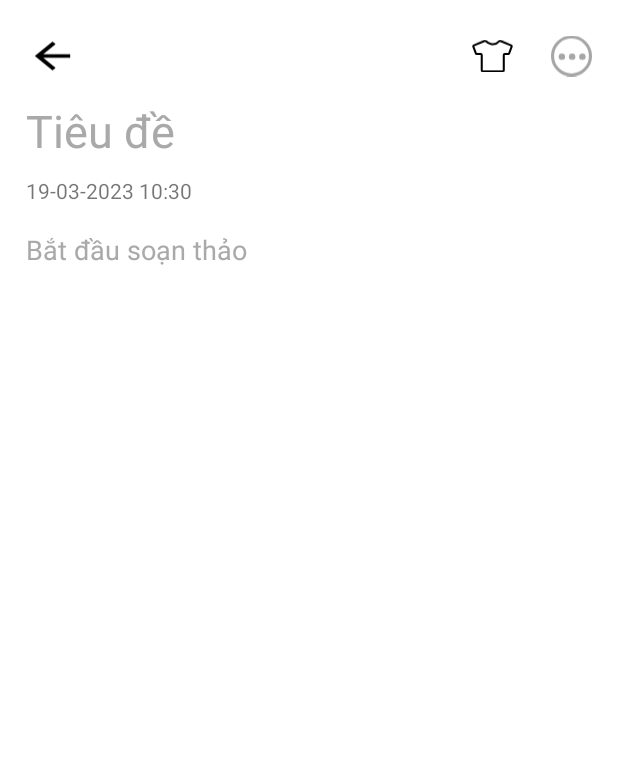
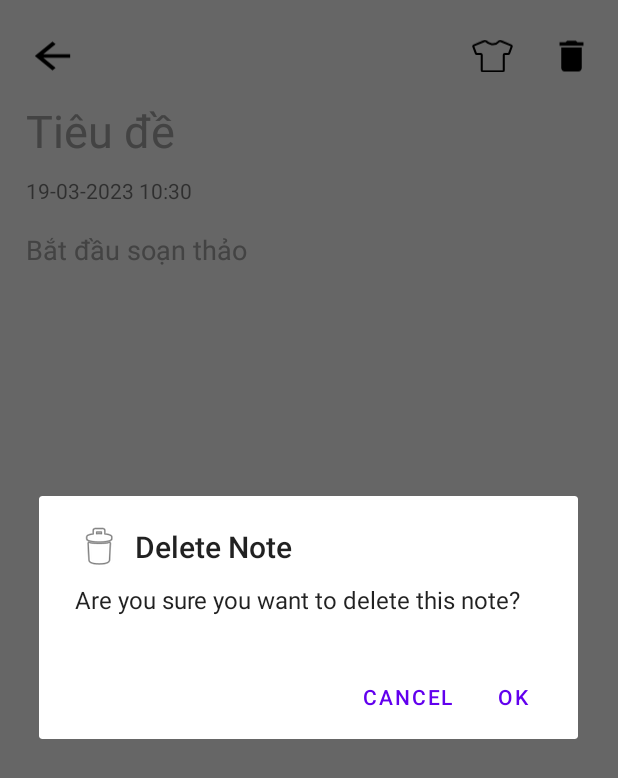
Before and after one commit to december31/note-and-todo-app, an Android app: the DtNoteFragment screen opened through its navigation route, after a tap on an icon or button, on a phone screen of 412 x 824 dp. Shown: the top 778 px of the screen. Run offline under Robolectric (Android 15) with nearby library versions, the phone set to English and light mode, and no system bars; our stand-ins replace AdMob, Room's generated code, data binding, navigation-ui; 3 statements that could not run were skipped.

Commit message:
item_menu_clear

```diff
--- a/app/src/main/java/com/example/note_and_todo_app/MainNavFragment.java
+++ b/app/src/main/java/com/example/note_and_todo_app/MainNavFragment.java
@@ -3,16 +3,24 @@ package com.example.note_and_todo_app;
 import android.annotation.SuppressLint;
 import android.os.Bundle;
 import android.view.LayoutInflater;
+import android.view.MenuItem;
 import android.view.View;
 import android.view.ViewGroup;
+import android.widget.PopupMenu;
+import android.widget.Toast;
+
 import androidx.annotation.NonNull;
 import androidx.annotation.Nullable;
 import androidx.databinding.DataBindingUtil;
 import androidx.fragment.app.Fragment;
 import androidx.fragment.app.FragmentActivity;
 import androidx.lifecycle.MutableLiveData;
+import androidx.lifecycle.ViewModelProvider;
+import androidx.lifecycle.ViewModelStoreOwner;
 import androidx.viewpager2.adapter.FragmentStateAdapter;
 import androidx.viewpager2.widget.ViewPager2;
+
+import com.example.note_and_todo_app.database.note.NoteViewModel;
 import com.example.note_and_todo_app.databinding.FragmentMainNavBinding;
 import com.example.note_and_todo_app.note.NoteFragment;
 import com.example.note_and_todo_app.setting.SettingFragment;
@@ -61,7 +69,7 @@ public class MainNavFragment extends Fragment {
 	@Override
 	public void onViewCreated(@NonNull @NotNull View view, @Nullable @org.jetbrains.annotations.Nullable Bundle savedInstanceState) {
 		super.onViewCreated(view, savedInstanceState);
-
+		setupListener();
 		setupBottomNavigation();
 		initiateView();
 	}
@@ -100,7 +108,36 @@ public class MainNavFragment extends Fragment {
 		});
 
 	}
+	void setupListener(){
 
+		NoteViewModel noteViewModel =  new ViewModelProvider((ViewModelStoreOwner) getContext()).get(NoteViewModel.class);
+
+		PopupMenu popupMenu = new PopupMenu(getContext(),mainNavBinding.toolbar.icRight);
+		popupMenu.getMenuInflater().inflate(R.menu.menu_note,popupMenu.getMenu());
+
+		popupMenu.setOnMenuItemClickListener(new PopupMenu.OnMenuItemClickListener() {
+			@Override
+			public boolean onMenuItemClick(MenuItem item) {
+				if(mainNavBinding.viewPager.getCurrentItem() == 1){
+					noteViewModel.deleteAll();
+				}
+
+				return false;
+			}
+		});
+
+			mainNavBinding.toolbar.icRight.setOnClickListener(new View.OnClickListener() {
+
+				@Override
+				public void onClick(View v) {
+					if(mainNavBinding.viewPager.getCurrentItem() == 1){
+					popupMenu.show();
+					}
+				}
+			});
+
+
+	}
 	private class ScreenSlidePagerAdapter extends FragmentStateAdapter {
 
 		public ScreenSlidePagerAdapter(@NonNull @NotNull FragmentActivity fragmentActivity) {
--- a/app/src/main/java/com/example/note_and_todo_app/database/note/NoteDao.java
+++ b/app/src/main/java/com/example/note_and_todo_app/database/note/NoteDao.java
@@ -22,6 +22,9 @@ public interface NoteDao {
     @Query("SELECT * FROM note WHERE title LIKE :title  LIMIT 1")
     Note findByTitle(String title);
 
+    @Query("DELETE  FROM note")
+    void deleteAll();
+
     @Insert
     void insertAll(Note... users);
     @Insert
--- a/app/src/main/java/com/example/note_and_todo_app/database/note/NoteRepository.java
+++ b/app/src/main/java/com/example/note_and_todo_app/database/note/NoteRepository.java
@@ -39,6 +39,9 @@ public class NoteRepository {
     void delete(Note note){
         noteDao.delete(note);
     }
-    void find(Note note){noteDao.findByTitle(note.getTitle());}
+
+    void  deleteAll(){
+        noteDao.deleteAll();
+    }
 
 }
--- a/app/src/main/java/com/example/note_and_todo_app/database/note/NoteViewModel.java
+++ b/app/src/main/java/com/example/note_and_todo_app/database/note/NoteViewModel.java
@@ -33,5 +33,5 @@ public class NoteViewModel extends AndroidViewModel {
     public void delete(Note note){
         noteRepository.delete(note);
     }
-    public  void find(Note note){noteRepository.find(note);}
+    public void deleteAll(){noteRepository.deleteAll();}
 }
--- a/app/src/main/java/com/example/note_and_todo_app/note/DtNoteFragment.java
+++ b/app/src/main/java/com/example/note_and_todo_app/note/DtNoteFragment.java
@@ -1,5 +1,9 @@
 package com.example.note_and_todo_app.note;
 
+import android.annotation.SuppressLint;
+import android.app.AlertDialog;
+import android.content.Context;
+import android.content.DialogInterface;
 import android.os.Bundle;
 
 import androidx.annotation.NonNull;
@@ -27,6 +31,7 @@ import com.example.note_and_todo_app.database.note.NoteViewModel;
 
 import java.text.SimpleDateFormat;
 import java.util.Calendar;
+import java.util.Objects;
 
 public class DtNoteFragment extends Fragment {
     Note update;
@@ -36,6 +41,7 @@ public class DtNoteFragment extends Fragment {
     AppCompatEditText textTitle;
     TextView textDate;
     AppCompatEditText textInfo;
+
     @Override
     public View onCreateView(LayoutInflater inflater, ViewGroup container,
                              Bundle savedInstanceState) {
@@ -121,11 +127,34 @@ public class DtNoteFragment extends Fragment {
         menu.setOnClickListener(new View.OnClickListener() {
             @Override
             public void onClick(View v) {
-
+                deleteNote(getContext());
             }
         });
     }
 
+    private void deleteNote(Context context) {
+        new AlertDialog.Builder(context)
+                .setTitle("Delete Note")
+                .setMessage("Are you sure you want to delete this note?")
+                .setPositiveButton(android.R.string.yes, new DialogInterface.OnClickListener() {
+                    public void onClick(DialogInterface dialog, int which) {
+                        String title = textTitle.getText().toString();
+                        String date = textDate.getText().toString();
+                        String info = textInfo.getText().toString();
+                        if(update!= null){
+                            note = new Note(update.getId(),title,info,date);
+                        }else {
+                            note = new Note(add.getId(),title,info,date);
+                        }
+                        noteViewModel.delete(note);
+                        Navigation.findNavController(getView()).popBackStack();
+                    }
+                })
+                .setNegativeButton(android.R.string.no, null)
+                .setIcon(android.R.drawable.ic_menu_delete)
+                .show();
+
+    }
 
     private void setupUi(View view) {
         TextView textDate = (view).findViewById(R.id.dateAddNote);
--- a/app/src/main/java/com/example/note_and_todo_app/note/NoteApdapter.java
+++ b/app/src/main/java/com/example/note_and_todo_app/note/NoteApdapter.java
@@ -1,16 +1,26 @@
 package com.example.note_and_todo_app.note;
 
 import android.annotation.SuppressLint;
+import android.content.Context;
+import android.graphics.Color;
 import android.os.Bundle;
+import android.util.Log;
+import android.view.ActionMode;
 import android.view.LayoutInflater;
+import android.view.Menu;
+import android.view.MenuItem;
 import android.view.MotionEvent;
 import android.view.View;
 import android.view.ViewGroup;
 import android.view.animation.Animation;
 import android.view.animation.AnimationUtils;
+import android.widget.CompoundButton;
+import android.widget.Switch;
 import android.widget.Toast;
 
 import androidx.annotation.NonNull;
+import androidx.lifecycle.ViewModelProvider;
+import androidx.lifecycle.ViewModelStoreOwner;
 import androidx.navigation.NavDirections;
 import androidx.navigation.Navigation;
 import androidx.recyclerview.widget.DiffUtil;
@@ -19,6 +29,7 @@ import androidx.recyclerview.widget.RecyclerView;
 
 import com.example.note_and_todo_app.R;
 import com.example.note_and_todo_app.database.note.Note;
+import com.example.note_and_todo_app.database.note.NoteViewModel;
 import com.example.note_and_todo_app.database.task.TaskCategory;
 import com.example.note_and_todo_app.utils.Constants;
 
@@ -26,13 +37,18 @@ import java.util.ArrayList;
 import java.util.Collections;
 import java.util.List;
 
-public class NoteApdapter extends ListAdapter<Note,ViewHolder> {
+public class NoteApdapter extends ListAdapter<Note,ViewHolder>  {
 
 
-    private List<Note> items  ;
+    public List<Note> items  ;
+    private ArrayList<Note> itemDelete;
+    private NoteViewModel noteViewModel;
+    private Context context;
+
     private int positionNotify = 0;
-    protected NoteApdapter(@NonNull DiffUtil.ItemCallback<Note> diffCallback) {
+    protected NoteApdapter(@NonNull DiffUtil.ItemCallback<Note> diffCallback,Context context) {
         super(diffCallback);
+        this.context = context;
     }
 
 
@@ -40,14 +56,13 @@ public class NoteApdapter extends ListAdapter<Note,ViewHolder> {
     public void updateItem(List<Note> notes) {
         this.items =  notes;
         notifyItemChanged(positionNotify);
-       // notifyDataSetChanged();
     }
 
     @NonNull
     @Override
     public ViewHolder onCreateViewHolder(@NonNull ViewGroup parent, int viewType) {
         View view = LayoutInflater.from(parent.getContext()).inflate( R.layout.layout_note_item,parent,false);
-        view.findViewById(R.id.checkBox).setVisibility(View.GONE);
+        noteViewModel = new ViewModelProvider((ViewModelStoreOwner) context).get(NoteViewModel.class);
         return new ViewHolder(view);
     }
 
@@ -60,6 +75,11 @@ public class NoteApdapter extends ListAdapter<Note,ViewHolder> {
         holder.title.setText(listData.getTitle());
         holder.info.setText(listData.getInfo());
         holder.date.setText(listData.getDate());
+        if(!listData.getCheck()){
+            holder.checkBox.setVisibility(View.GONE);
+        }else {
+            holder.checkBox.setVisibility(View.VISIBLE);
+        }
 
         holder.cardNote.setOnClickListener(new View.OnClickListener(){
             @Override
@@ -70,9 +90,9 @@ public class NoteApdapter extends ListAdapter<Note,ViewHolder> {
             }
         });
         setAnimation(holder.itemView,position);
+
         positionNotify = position;
     }
-
     @Override
     public int getItemCount() {
         if(items !=null){
--- a/app/src/main/java/com/example/note_and_todo_app/note/NoteFragment.java
+++ b/app/src/main/java/com/example/note_and_todo_app/note/NoteFragment.java
@@ -11,6 +11,7 @@ import androidx.recyclerview.widget.LinearLayoutManager;
 import androidx.recyclerview.widget.RecyclerView;
 
 import android.view.LayoutInflater;
+import android.view.MotionEvent;
 import android.view.View;
 import android.view.ViewGroup;
 import android.view.animation.Animation;
@@ -45,7 +46,7 @@ public class NoteFragment extends Fragment  {
         // Inflate the layout for this fragment
 		View view = inflater.inflate(R.layout.fragment_note, container, false);
 		recyclerView = view.findViewById(R.id.recyclerViewNote);
-		noteApdapter = new NoteApdapter(new NoteApdapter.WordDiff());
+		noteApdapter = new NoteApdapter(new NoteApdapter.WordDiff(),this.getContext());
 
 		noteViewModel = new ViewModelProvider(this).get(NoteViewModel.class);
         recyclerView.setLayoutManager(new LinearLayoutManager(getContext(),LinearLayoutManager.VERTICAL,true));
--- a/app/src/main/java/com/example/note_and_todo_app/note/ViewHolder.java
+++ b/app/src/main/java/com/example/note_and_todo_app/note/ViewHolder.java
@@ -1,8 +1,10 @@
 package com.example.note_and_todo_app.note;
 
+import android.view.MotionEvent;
 import android.view.View;
 import android.view.animation.Animation;
 import android.view.animation.AnimationUtils;
+import android.widget.Button;
 import android.widget.CheckBox;
 import android.widget.TextView;
 import android.widget.Toast;
--- /dev/null
+++ b/app/src/main/res/drawable/baseline_delete_24.xml
@@ -0,0 +1,5 @@
+<vector android:height="24dp" android:tint="#000000"
+    android:viewportHeight="24" android:viewportWidth="24"
+    android:width="24dp" xmlns:android="http://schemas.android.com/apk/res/android">
+    <path android:fillColor="@android:color/white" android:pathData="M6,19c0,1.1 0.9,2 2,2h8c1.1,0 2,-0.9 2,-2V7H6v12zM19,4h-3.5l-1,-1h-5l-1,1H5v2h14V4z"/>
+</vector>
--- a/app/src/main/res/layout/fragment_add_detail.xml
+++ b/app/src/main/res/layout/fragment_add_detail.xml
@@ -22,11 +22,11 @@
                 android:id="@+id/menuNote"
                 android:layout_width="27dp"
                 android:layout_height="40dp"
-                android:src="@drawable/ic_options"
+                android:src="@drawable/baseline_delete_24"
                 android:layout_alignParentRight="true"/>
             <ImageView
                 android:id="@+id/doneButton"
-                android:layout_width="27dp"
+                android:layout_width="30dp"
                 android:layout_height="40dp"
                 android:src="@drawable/ic_check"
                 android:layout_alignParentRight="true"/>
@@ -57,9 +57,10 @@
     <androidx.appcompat.widget.AppCompatEditText
         android:id="@+id/typingText"
         android:layout_width="match_parent"
-        android:layout_height="wrap_content"
+        android:layout_height="match_parent"
         android:inputType="textMultiLine"
         android:layout_marginTop="17dp"
+        android:gravity="top"
         android:hint="Bắt đầu soạn thảo"
         android:textColorHint="@color/dark_grey"
         android:background="@null"/>
--- a/app/src/main/res/layout/fragment_note.xml
+++ b/app/src/main/res/layout/fragment_note.xml
@@ -25,13 +25,14 @@
       <androidx.recyclerview.widget.RecyclerView
           android:id="@+id/recyclerViewNote"
           android:layout_width="match_parent"
-          android:layout_height="match_parent"
-          android:layout_marginTop="70dp"
+          android:layout_height="wrap_content"
+          android:layout_marginTop="20dp"
           app:layout_constraintEnd_toEndOf="parent"
           app:layout_constraintStart_toStartOf="parent"
           app:layout_constraintTop_toBottomOf="@+id/searchNote"
           app:stackFromEnd="true"
           app:reverseLayout="true"
+          android:padding="5dp"
           tools:itemCount="5">
 
       </androidx.recyclerview.widget.RecyclerView>
@@ -49,6 +50,7 @@
           app:layout_constraintEnd_toEndOf="parent" />
 
 
+
    </androidx.constraintlayout.widget.ConstraintLayout>
 
 
--- a/app/src/main/res/layout/layout_note_item.xml
+++ b/app/src/main/res/layout/layout_note_item.xml
@@ -23,19 +23,20 @@
             android:text="Title"/>
         <RelativeLayout
             android:layout_width="match_parent"
-            android:layout_height="wrap_content"
+            android:layout_height="22dp"
             android:layout_marginTop="5dp">
+
             <TextView
                 android:id="@+id/txtInfo"
                 android:layout_width="wrap_content"
                 android:layout_height="wrap_content"
+                android:layout_alignParentLeft="true"
                 android:text="information"
                 android:textSize="15dp" />
             <CheckBox
                 android:id="@+id/checkBox"
                 android:layout_width="wrap_content"
                 android:layout_height="21dp"
-                android:layout_marginBottom="10dp"
                 android:layout_alignParentRight="true"/>
         </RelativeLayout>
 
--- a/app/src/main/res/menu/menu_note.xml
+++ b/app/src/main/res/menu/menu_note.xml
@@ -1,6 +1,6 @@
 <?xml version="1.0" encoding="utf-8"?>
 <menu xmlns:android="http://schemas.android.com/apk/res/android">
-    <item android:id="@+id/xoa"
-        android:title="Xóa"
-        />
+    <item android:id="@+id/clear_text"
+        android:icon="@drawable/baseline_delete_24"
+        android:title="Clear" />
 </menu>
```
Also changed, not shown: app/src/main/java/com/example/note_and_todo_app/base/BaseToolBar.java (+12 -0 lines), app/src/main/java/com/example/note_and_todo_app/database/note/Note.java (+19 -0 lines).
